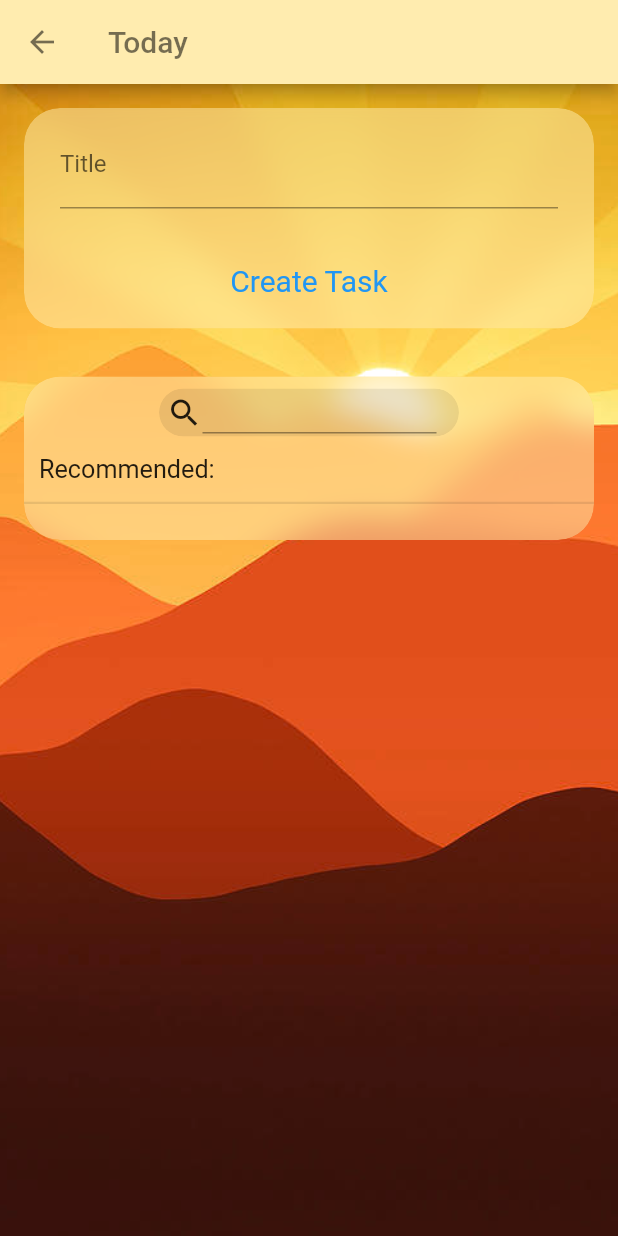
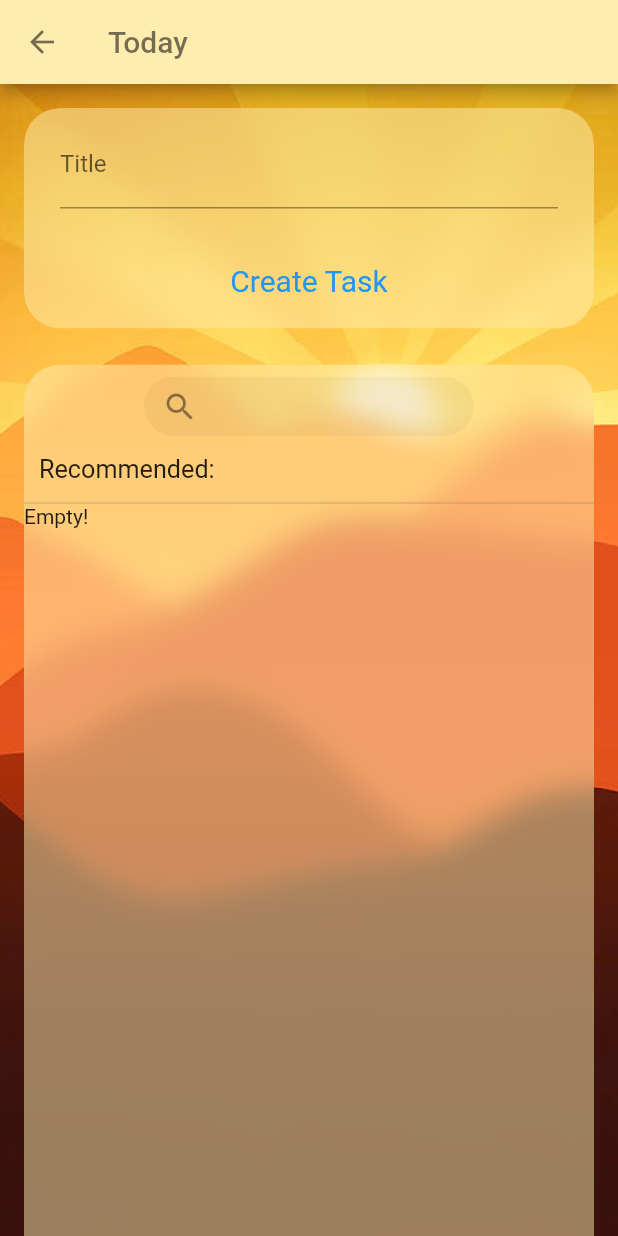
Before and after one commit to IpsilonS2Hasti/momentvm, a Flutter app: the screen it shows once a user with an empty profile is signed in, after a tap on the "add" icon, on a phone screen of 412 x 824 dp. Run offline on Flutter 3.47's test engine with Material 2 defaults, Android fonts, the phone set to English and light mode, and no system bars; our stand-ins replace cloud_firestore, firebase_analytics, firebase_auth, firebase_core, infinite_scroll_pagination; missing offline and left inert: flutter_quill, givestarreviews; accounts and stored records are empty.

Commit message:
Finished up task publishing; Added search functionality alongside on-scroll pagination;

```diff
--- a/lib/screens/new_task_screen.dart
+++ b/lib/screens/new_task_screen.dart
@@ -6,6 +6,7 @@ import 'package:firebase_auth/firebase_auth.dart';
 import 'package:flutter/material.dart';
 import 'package:momentvm/models/task.dart';
 import 'package:http/http.dart' as http;
+import 'package:momentvm/widgets/paged_task_list_view.dart';
 import 'package:momentvm/widgets/task_tile.dart';
 import 'package:provider/provider.dart';
 
@@ -23,6 +24,9 @@ class NewTaskScreen extends StatefulWidget {
 class _NewTaskScreenState extends State<NewTaskScreen> {
   final titleController = TextEditingController();
   FirebaseFirestore firestore = FirebaseFirestore.instance;
+  ScrollController scrollController = ScrollController();
+  final searchController = TextEditingController();
+  String searchPrefs = "";
 
   @override
   Widget build(BuildContext context) {
@@ -44,10 +48,10 @@ class _NewTaskScreenState extends State<NewTaskScreen> {
             fit: BoxFit.cover,
           ),
         ),
-        child: ListView(
+        child: Column(
           children: [
             Container(
-              margin: const EdgeInsets.all(16),
+              margin: const EdgeInsets.fromLTRB(16, 16, 16, 8),
               child: ClipRRect(
                 child: BackdropFilter(
                   filter: ImageFilter.blur(sigmaX: 10.0, sigmaY: 10.0),
@@ -84,38 +88,63 @@ class _NewTaskScreenState extends State<NewTaskScreen> {
                 borderRadius: BorderRadius.circular(24),
               ),
             ),
-            Container(
-              margin: const EdgeInsets.all(16),
+            Expanded(
+              child: Container(
+                margin: const EdgeInsets.fromLTRB(16, 16, 16, 0),
                 child: ClipRRect(
+                  borderRadius: const BorderRadius.only(
+                      topLeft: Radius.circular(24),
+                      topRight: Radius.circular(24),
+                      bottomLeft: Radius.zero),
                   child: BackdropFilter(
                     filter: ImageFilter.blur(sigmaX: 10.0, sigmaY: 10.0),
                     child: Container(
-                    padding: const EdgeInsets.only(top: 8, bottom: 24),
+                      padding: const EdgeInsets.only(top: 8, bottom: 0),
                       decoration: BoxDecoration(
-                      borderRadius: BorderRadius.circular(24),
+                        borderRadius: const BorderRadius.only(
+                            topLeft: Radius.circular(24),
+                            topRight: Radius.circular(24),
+                            bottomLeft: Radius.zero),
                         color: widget.segment.listColor.withOpacity(0.5),
                       ),
                       child: Column(children: [
-                      buildSearchbar(),
+                        ClipRRect(
+                          borderRadius: BorderRadius.circular(20.0),
+                          child: SizedBox(
+                            width: 220,
+                            height: 40,
+                            child: TextField(
+                              controller: searchController,
+                              textAlignVertical: TextAlignVertical.center,
+                              decoration: InputDecoration(
+                                contentPadding:
+                                    const EdgeInsets.only(bottom: 4, right: 6),
+                                border: OutlineInputBorder(
+                                  borderSide: BorderSide.none,
+                                  borderRadius: BorderRadius.circular(20.0),
+                                ),
+                                prefixIcon: IconButton(
+                                    onPressed: () {
+                                      setState(() {
+                                        searchPrefs = searchController.text;
+                                        print(searchPrefs);
+                                      });
+                                    },
+                                    icon: Icon(Icons.search)),
+                                filled: true,
+                              ),
+                            ),
+                          ),
+                        ),
                         buildHeader(),
-                      FutureBuilder(
-                        builder: (context, snapshot) {
-                          if (snapshot.connectionState ==
-                              ConnectionState.done) {
-                            var recTasks = snapshot.data as List;
-                            return Column(
-                                children: recTasks
-                                    .map((doc) => buildRecItem(doc))
-                                    .toList());
-                          }
-                          return Text("Loading!");
-                        },
-                        future: getRecTasks(),
-                      ),
+                        Expanded(
+                          child: PagedTaskListView(
+                              searchPref: searchPrefs, segment: widget.segment),
+                        )
                       ]),
                     ),
                   ),
-                borderRadius: BorderRadius.circular(24),
+                ),
               ),
             ),
           ],
@@ -124,74 +153,10 @@ class _NewTaskScreenState extends State<NewTaskScreen> {
     );
   }
 
-  Future<List> getRecTasks() async {
-    final QuerySnapshot querySnapshot =
-        await firestore.collection("published_tasks").get();
-    return querySnapshot.docs.toList();
-  }
-
-  Widget buildRecItem(dynamic doc) {
-    return Material(
-      color: const Color(0x00000000),
-      child: InkWell(
-        onTap: () {},
-        child: Container(
-          decoration: const BoxDecoration(
-            border: Border(
-              bottom: BorderSide(width: 1.5, color: Color(0x17000000)),
-            ),
-          ),
-          height: 75,
-          child: Center(
-            child: Row(children: [
-              Padding(
-                padding: EdgeInsets.only(left: 10),
-                child: Text(
-                  doc["icon"],
-                  style: TextStyle(fontSize: 18),
-                ),
-              ),
-              Container(
-                margin: EdgeInsets.only(left: 10),
-                child: Text(
-                  doc["title"],
-                ),
-              ),
-            ]),
-          ),
-        ),
-      ),
-    );
-  }
-
-  Widget buildSearchbar() {
-    return ClipRRect(
-      borderRadius: BorderRadius.circular(24),
-      child: Container(
-        padding: EdgeInsets.only(right: 15, left: 5),
-        decoration: BoxDecoration(
-          borderRadius: BorderRadius.circular(24),
-          color: Color.fromARGB(20, 0, 0, 0),
-        ),
-        width: 200,
-        height: 32,
-        child: Row(children: [
-          Icon(Icons.search),
-          Expanded(
-            child: Padding(
-              padding: EdgeInsets.only(bottom: 2),
-              child: TextField(),
-            ),
-          ),
-        ]),
-      ),
-    );
-  }
-
   Widget buildHeader() {
     //make header widget
     return Container(
-      decoration: BoxDecoration(
+      decoration: const BoxDecoration(
         border: Border(
           bottom: BorderSide(
             width: 1.5,
--- a/lib/screens/routine_screen.dart
+++ b/lib/screens/routine_screen.dart
@@ -38,14 +38,17 @@ class _RoutineScreenState extends State<RoutineScreen> {
   @override
   Widget build(BuildContext context) {
     final segments = Provider.of<Day>(context).segments;
-    return DefaultTabController(
-      length: 2,
-      child: Scaffold(
+    return Scaffold(
       appBar: CustomAppBar(
         key: ValueKey<String>(_currentPage.toString()),
-          title: const Text(
-            'Today',
+        title: Row(
+          children: const [
+            Icon(Icons.format_list_numbered_rtl_rounded, color: Colors.black54),
+            Text(
+              ' My Routine',
               style: TextStyle(color: Colors.black54),
+            ),
+          ],
         ),
         backgroundColor: segments[_currentPage].listColor,
       ),
@@ -92,7 +95,6 @@ class _RoutineScreenState extends State<RoutineScreen> {
           ),
         ],
       ),
-      ),
     );
   }
 }
--- a/lib/widgets/custom_app_bar.dart
+++ b/lib/widgets/custom_app_bar.dart
@@ -12,7 +12,7 @@ class CustomAppBar extends StatelessWidget implements PreferredSizeWidget {
       : super(key: key);
 
   @override
-  Size get preferredSize => Size.fromHeight(92.0);
+  Size get preferredSize => Size.fromHeight(56.0);
 
   @override
   Widget build(BuildContext context) {
@@ -23,40 +23,34 @@ class CustomAppBar extends StatelessWidget implements PreferredSizeWidget {
         title: title,
         backgroundColor: backgroundColor,
         actions: [
+          Container(
+            margin: EdgeInsets.all(7),
+            decoration: BoxDecoration(
+              borderRadius: BorderRadius.circular(16),
+              color: Color.fromARGB(18, 0, 0, 0),
+            ),
+            child: TextButton(
+              onPressed: () {},
+              child: Row(
+                children: [
+                  Icon(
+                    Icons.star,
+                    color: Colors.black54,
+                    size: 26,
+                  ),
+                  Text(
+                    " Progress",
+                    style: TextStyle(color: Colors.black54, fontSize: 18),
+                  )
+                ],
+              ),
+            ),
+          ),
           IconButton(
             onPressed: () => context.read<AuthenticationService>().signOut(),
-            icon: Icon(
-              Icons.logout,
-              color: Colors.black54,
-            ),
+            icon: Icon(Icons.logout, color: Colors.black54),
           )
         ],
-        bottom: TabBar(tabs: [
-          Tab(
-            child: Row(children: [
-              Icon(
-                Icons.format_list_numbered_rtl_rounded,
-                color: Colors.black54,
-              ),
-              Text(
-                " My Routine",
-                style: TextStyle(color: Colors.black54),
-              ),
-            ]),
-          ),
-          Tab(
-            child: Row(children: [
-              Icon(
-                Icons.star,
-                color: Colors.black54,
-              ),
-              Text(
-                " Progress",
-                style: TextStyle(color: Colors.black54),
-              ),
-            ]),
-          ),
-        ]),
       ),
     );
   }
--- /dev/null
+++ b/lib/widgets/paged_task_list_view.dart
@@ -0,0 +1,148 @@
+import 'package:cloud_firestore/cloud_firestore.dart';
+import 'package:flutter/material.dart';
+
+import 'package:infinite_scroll_pagination/infinite_scroll_pagination.dart';
+
+import '../models/segment_provider.dart';
+
+class PagedTaskListView extends StatefulWidget {
+  final String searchPref;
+  final Segment segment;
+
+  const PagedTaskListView(
+      {Key? key, required this.searchPref, required this.segment})
+      : super(key: key);
+
+  @override
+  State<PagedTaskListView> createState() => _PagedTaskListViewState();
+}
+
+class _PagedTaskListViewState extends State<PagedTaskListView> {
+  FirebaseFirestore firestore = FirebaseFirestore.instance;
+  final _pagingController = PagingController<DocumentSnapshot?, dynamic>(
+    firstPageKey: null,
+  );
+
+  @override
+  void initState() {
+    _pagingController.addPageRequestListener((pageKey) {
+      _fetchPage(pageKey);
+    });
+    super.initState();
+  }
+
+  Future<void> _fetchPage(DocumentSnapshot? pageKey) async {
+    int limitAmount = 12;
+    QuerySnapshot querySnapshot;
+    if (widget.searchPref == "") {
+      if (pageKey == null) {
+        querySnapshot = await firestore
+            .collection("published_tasks")
+            .orderBy('popularity', descending: true)
+            .limit(limitAmount)
+            .get();
+      } else {
+        querySnapshot = await firestore
+            .collection("published_tasks")
+            .orderBy('popularity', descending: true)
+            .limit(limitAmount)
+            .startAfterDocument(pageKey)
+            .get();
+      }
+      querySnapshot.docs.toList();
+      if (querySnapshot.docs.length < limitAmount) {
+        _pagingController.appendLastPage(querySnapshot.docs.toList());
+      } else {
+        final nextPageKey = querySnapshot.docs.toList().last;
+        _pagingController.appendPage(querySnapshot.docs.toList(), nextPageKey);
+      }
+    } else {
+      querySnapshot = await firestore
+          .collection("published_tasks")
+          .orderBy('popularity', descending: true)
+          .get();
+      var newList = querySnapshot.docs.toList().where((e) {
+        String _title = e["title"];
+        return _title.toLowerCase().contains(widget.searchPref.toLowerCase());
+      }).toList();
+      _pagingController.appendLastPage(newList);
+    }
+  }
+
+  @override
+  void dispose() {
+    _pagingController.dispose();
+    super.dispose();
+  }
+
+  @override
+  void didUpdateWidget(PagedTaskListView oldWidget) {
+    if (oldWidget.searchPref != widget.searchPref) {
+      _pagingController.refresh();
+    }
+    super.didUpdateWidget(oldWidget);
+  }
+
+  @override
+  Widget build(BuildContext context) {
+    return RefreshIndicator(
+      onRefresh: () => Future.sync(
+        () => _pagingController.refresh(),
+      ),
+      child: PagedListView(
+        pagingController: _pagingController,
+        builderDelegate: PagedChildBuilderDelegate(
+          itemBuilder: (context, doc, index) => buildRecItem(doc),
+          firstPageErrorIndicatorBuilder: (context) => ErrorIndicator(
+            error: _pagingController.error,
+            onTryAgain: () => _pagingController.refresh(),
+          ),
+          noItemsFoundIndicatorBuilder: (context) => EmptyListIndicator(),
+        ),
+      ),
+    );
+  }
+
+  Widget buildRecItem(dynamic doc) {
+    return Material(
+      color: const Color(0x00000000),
+      child: InkWell(
+        onTap: () {
+          int pop = doc["popularity"];
+          pop++;
+          firestore
+              .doc("published_tasks/${doc.id}")
+              .update({"popularity": pop});
+          widget.segment.addTask(title: doc["title"]);
+          Navigator.pop(context);
+        },
+        child: Container(
+          decoration: const BoxDecoration(
+            border: Border(
+              bottom: BorderSide(width: 1.5, color: Color(0x17000000)),
+            ),
+          ),
+          height: 75,
+          child: Center(
+            child: Row(children: [
+              Container(
+                margin: EdgeInsets.only(left: 10),
+                child: Text(
+                  doc["title"],
+                ),
+              ),
+            ]),
+          ),
+        ),
+      ),
+    );
+  }
+}
+
+Widget EmptyListIndicator() {
+  return Text("Empty!");
+}
+
+ErrorIndicator({error, required void Function() onTryAgain}) {
+  return Text("Error!");
+}
--- a/pubspec.yaml
+++ b/pubspec.yaml
@@ -43,6 +43,7 @@ dependencies:
   firebase_auth: ^3.3.9
   firebase_analytics: ^9.1.2
   givestarreviews: ^1.0.2
+  infinite_scroll_pagination: ^3.1.0
 
 dev_dependencies:
   flutter_test:
```
Also changed, not shown: lib/screens/task_screen.dart (+85 -6 lines), firebase.json (added), pubspec.lock, 2 other files. Lines whose indentation alone changed are shown as unchanged.
